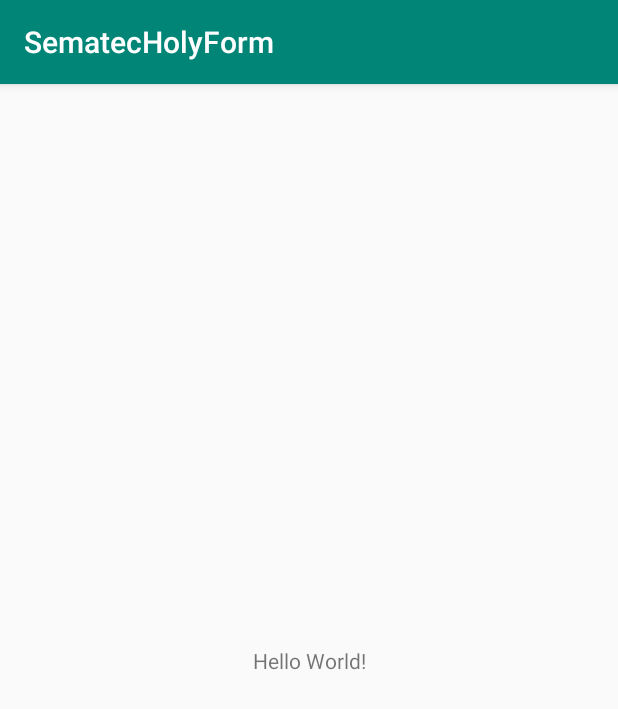
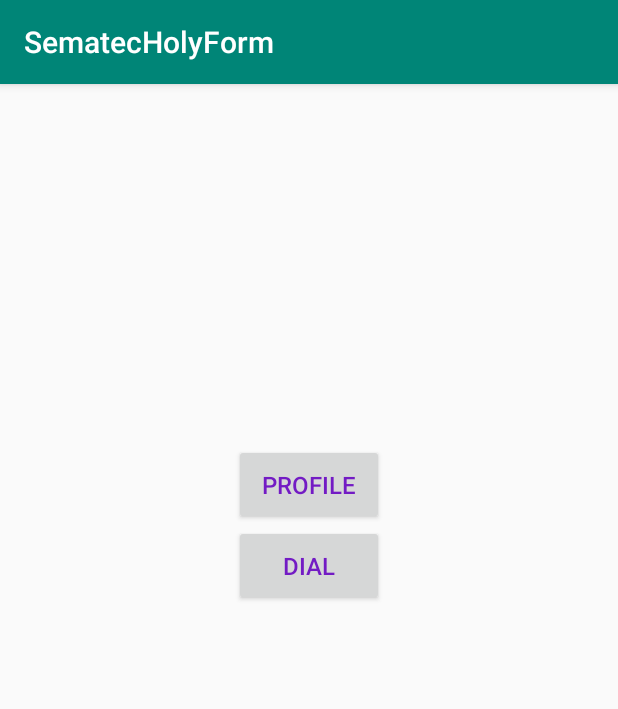
Before and after one commit to holymoon/SematecHolyForm, an Android app: the screen it shows after launch (MainActivity), on a phone screen of 412 x 824 dp. Shown: the top 709 px of the screen. Run offline under Robolectric (Android 15) with nearby library versions, the phone set to English and light mode, and no system bars.

Commit message:
changes in layouts

```diff
--- a/app/src/main/AndroidManifest.xml
+++ b/app/src/main/AndroidManifest.xml
@@ -9,6 +9,9 @@
         android:roundIcon="@mipmap/ic_launcher_round"
         android:supportsRtl="true"
         android:theme="@style/AppTheme">
+        <activity android:name=".DialActivity"></activity>
+        <activity android:name=".RepresentActivity" />
+        <activity android:name=".ReviewActivity" />
         <activity android:name=".MainActivity">
             <intent-filter>
                 <action android:name="android.intent.action.MAIN" />
--- a/app/src/main/res/layout/activity_main.xml
+++ b/app/src/main/res/layout/activity_main.xml
@@ -1,18 +1,28 @@
 <?xml version="1.0" encoding="utf-8"?>
-<androidx.constraintlayout.widget.ConstraintLayout xmlns:android="http://schemas.android.com/apk/res/android"
-    xmlns:app="http://schemas.android.com/apk/res-auto"
+<LinearLayout xmlns:android="http://schemas.android.com/apk/res/android"
     xmlns:tools="http://schemas.android.com/tools"
     android:layout_width="match_parent"
     android:layout_height="match_parent"
+    android:orientation="vertical"
     tools:context=".MainActivity">
-
-    <TextView
-        android:layout_width="wrap_content"
+    <Button
+        android:layout_width="100dp"
         android:layout_height="wrap_content"
-        android:text="Hello World!"
-        app:layout_constraintBottom_toBottomOf="parent"
-        app:layout_constraintLeft_toLeftOf="parent"
-        app:layout_constraintRight_toRightOf="parent"
-        app:layout_constraintTop_toTopOf="parent" />
-
-</androidx.constraintlayout.widget.ConstraintLayout>
+        android:text="@string/profile"
+        android:layout_gravity="center_horizontal"
+        android:layout_marginTop="240dp"
+        android:textColor="@color/colorPurple"
+        android:textSize="16sp"
+        android:padding="16dp"
+        android:id="@+id/btnProfile"/>
+    <Button
+        android:layout_width="100dp"
+        android:textColor="@color/colorPurple"
+        android:layout_height="wrap_content"
+        android:layout_gravity="center_horizontal"
+        android:text="@string/dial"
+        android:textSize="16sp"
+        android:padding="16dp"
+        android:layout_marginBottom="200dp"
+        android:id="@+id/btnDial"/>
+</LinearLayout>
--- a/app/src/main/res/values/colors.xml
+++ b/app/src/main/res/values/colors.xml
@@ -3,4 +3,5 @@
     <color name="colorPrimary">#008577</color>
     <color name="colorPrimaryDark">#00574B</color>
     <color name="colorAccent">#D81B60</color>
+    <color name="colorPurple">#731bc4</color>
 </resources>
```
Also changed, not shown: app/src/main/java/com/example/sematecholyform/DialActivity.java (added, +14 -0 lines), app/src/main/java/com/example/sematecholyform/RepresentActivity.java (added, +14 -0 lines), app/src/main/java/com/example/sematecholyform/ReviewActivity.java (added, +14 -0 lines), app/src/main/res/layout/activity_dial.xml (added, +22 -0 lines), app/src/main/res/layout/activity_represent.xml (added, +105 -0 lines), app/src/main/res/layout/activity_review.xml (added, +43 -0 lines), app/src/main/res/values/strings.xml (+14 -0 lines).
